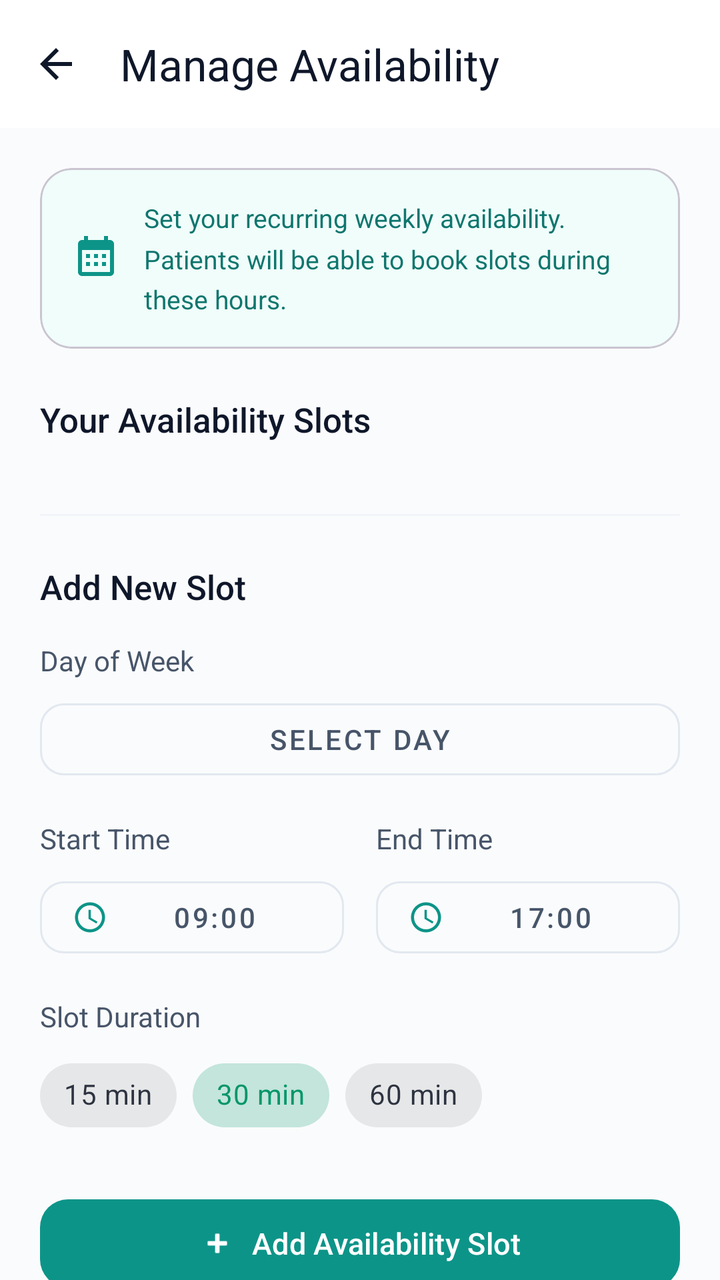
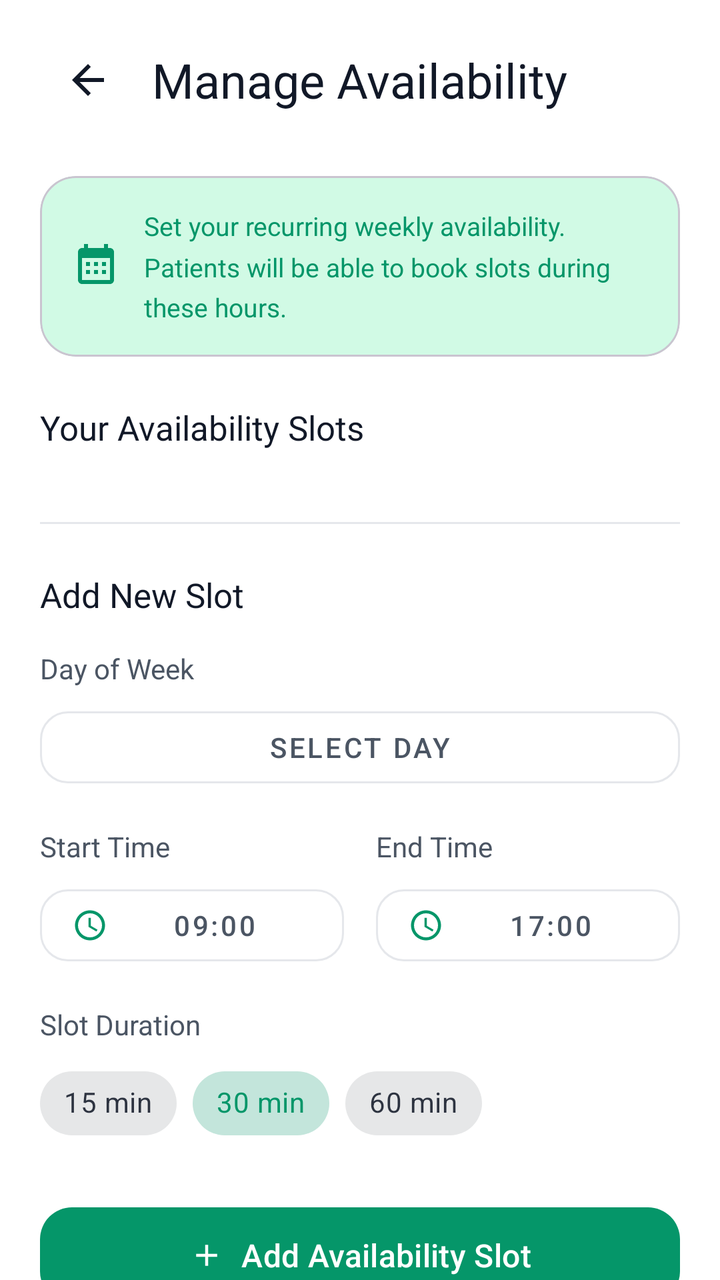

Before-and-after screenshots of an Android layout around one commit, followed by the original layout XML and the change that was made.
<!-- AndroidManifest.xml: application theme Theme.MediTrack -->
<!-- res/layout/activity_doctor_availability.xml -->
<?xml version="1.0" encoding="utf-8"?>
<LinearLayout xmlns:android="http://schemas.android.com/apk/res/android"
    xmlns:app="http://schemas.android.com/apk/res-auto"
    xmlns:tools="http://schemas.android.com/tools"
    android:layout_width="match_parent"
    android:layout_height="match_parent"
    android:background="@color/premium_background"
    android:orientation="vertical"
    android:fitsSystemWindows="true">

    <com.google.android.material.appbar.MaterialToolbar
        android:id="@+id/toolbar"
        android:layout_width="match_parent"
        android:layout_height="?attr/actionBarSize"
        android:background="@color/premium_surface"
        app:title="Manage Availability"
        app:titleTextColor="@color/premium_text_primary"
        app:navigationIcon="@drawable/ic_back"
        app:navigationIconTint="@color/premium_text_primary"
        app:elevation="1dp" />

    <FrameLayout
        android:layout_width="match_parent"
        android:layout_height="0dp"
        android:layout_weight="1">

        <androidx.core.widget.NestedScrollView
            android:layout_width="match_parent"
            android:layout_height="match_parent"
            android:fillViewport="true"
            android:overScrollMode="never">

            <LinearLayout
                android:layout_width="match_parent"
                android:layout_height="wrap_content"
                android:orientation="vertical"
                android:padding="20dp">

                
                <com.google.android.material.card.MaterialCardView
                    android:layout_width="match_parent"
                    android:layout_height="wrap_content"
                    app:cardCornerRadius="16dp"
                    app:cardElevation="0dp"
                    app:cardBackgroundColor="@color/premium_primary_surface">

                    <LinearLayout
                        android:layout_width="match_parent"
                        android:layout_height="wrap_content"
                        android:gravity="center_vertical"
                        android:orientation="horizontal"
                        android:padding="16dp">

                        <ImageView
                            android:layout_width="24dp"
                            android:layout_height="24dp"
                            android:src="@drawable/ic_calendar"
                            app:tint="@color/premium_primary"
                            android:contentDescription="Info" />

                        <TextView
                            android:layout_width="0dp"
                            android:layout_height="wrap_content"
                            android:layout_weight="1"
                            android:layout_marginStart="12dp"
                            android:text="Set your recurring weekly availability. Patients will be able to book slots during these hours."
                            android:textColor="@color/premium_primary_dark"
                            android:textSize="13sp"
                            android:lineSpacingMultiplier="1.3" />

                    </LinearLayout>

                </com.google.android.material.card.MaterialCardView>

                
                <TextView
                    android:layout_width="wrap_content"
                    android:layout_height="wrap_content"
                    android:layout_marginTop="24dp"
                    android:fontFamily="sans-serif-medium"
                    android:text="Your Availability Slots"
                    android:textColor="@color/premium_text_primary"
                    android:textSize="17sp" />

                <androidx.recyclerview.widget.RecyclerView
                    android:id="@+id/availabilityRecyclerView"
                    android:layout_width="match_parent"
                    android:layout_height="wrap_content"
                    android:layout_marginTop="12dp"
                    android:nestedScrollingEnabled="false"
                    android:overScrollMode="never" />

                <LinearLayout
                    android:id="@+id/emptyStateContainer"
                    android:layout_width="match_parent"
                    android:layout_height="wrap_content"
                    android:gravity="center"
                    android:orientation="vertical"
                    android:padding="32dp"
                    android:visibility="gone">

                    <TextView
                        android:layout_width="wrap_content"
                        android:layout_height="wrap_content"
                        android:text="No availability set"
                        android:textColor="@color/premium_text_tertiary"
                        android:textSize="14sp" />

                    <TextView
                        android:layout_width="wrap_content"
                        android:layout_height="wrap_content"
                        android:layout_marginTop="4dp"
                        android:text="Tap + to add your first slot"
                        android:textColor="@color/premium_text_tertiary"
                        android:textSize="13sp" />

                </LinearLayout>

                
                <View
                    android:layout_width="match_parent"
                    android:layout_height="1dp"
                    android:layout_marginTop="24dp"
                    android:background="@color/premium_border_light" />

                
                <TextView
                    android:layout_width="wrap_content"
                    android:layout_height="wrap_content"
                    android:layout_marginTop="24dp"
                    android:fontFamily="sans-serif-medium"
                    android:text="Add New Slot"
                    android:textColor="@color/premium_text_primary"
                    android:textSize="17sp" />

                
                <TextView
                    android:layout_width="wrap_content"
                    android:layout_height="wrap_content"
                    android:layout_marginTop="16dp"
                    android:text="Day of Week"
                    android:textColor="@color/premium_text_secondary"
                    android:textSize="14sp" />

                <com.google.android.material.button.MaterialButton
                    android:id="@+id/dayPickerButton"
                    style="@style/Widget.MaterialComponents.Button.OutlinedButton"
                    android:layout_width="match_parent"
                    android:layout_height="48dp"
                    android:layout_marginTop="6dp"
                    android:text="Select day"
                    android:textColor="@color/premium_text_secondary"
                    app:cornerRadius="12dp"
                    app:strokeColor="@color/premium_border" />

                
                <LinearLayout
                    android:layout_width="match_parent"
                    android:layout_height="wrap_content"
                    android:layout_marginTop="16dp"
                    android:orientation="horizontal">

                    <LinearLayout
                        android:layout_width="0dp"
                        android:layout_height="wrap_content"
                        android:layout_weight="1"
                        android:layout_marginEnd="8dp"
                        android:orientation="vertical">

                        <TextView
                            android:layout_width="wrap_content"
                            android:layout_height="wrap_content"
                            android:text="Start Time"
                            android:textColor="@color/premium_text_secondary"
                            android:textSize="14sp" />

                        <com.google.android.material.button.MaterialButton
                            android:id="@+id/startTimeButton"
                            style="@style/Widget.MaterialComponents.Button.OutlinedButton"
                            android:layout_width="match_parent"
                            android:layout_height="48dp"
                            android:layout_marginTop="6dp"
                            android:text="09:00"
                            android:textColor="@color/premium_text_secondary"
                            app:cornerRadius="12dp"
                            app:icon="@drawable/ic_clock"
                            app:iconTint="@color/premium_primary"
                            app:strokeColor="@color/premium_border" />

                    </LinearLayout>

                    <LinearLayout
                        android:layout_width="0dp"
                        android:layout_height="wrap_content"
                        android:layout_weight="1"
                        android:layout_marginStart="8dp"
                        android:orientation="vertical">

                        <TextView
                            android:layout_width="wrap_content"
                            android:layout_height="wrap_content"
                            android:text="End Time"
                            android:textColor="@color/premium_text_secondary"
                            android:textSize="14sp" />

                        <com.google.android.material.button.MaterialButton
                            android:id="@+id/endTimeButton"
                            style="@style/Widget.MaterialComponents.Button.OutlinedButton"
                            android:layout_width="match_parent"
                            android:layout_height="48dp"
                            android:layout_marginTop="6dp"
                            android:text="17:00"
                            android:textColor="@color/premium_text_secondary"
                            app:cornerRadius="12dp"
                            app:icon="@drawable/ic_clock"
                            app:iconTint="@color/premium_primary"
                            app:strokeColor="@color/premium_border" />

                    </LinearLayout>

                </LinearLayout>

                
                <TextView
                    android:layout_width="wrap_content"
                    android:layout_height="wrap_content"
                    android:layout_marginTop="16dp"
                    android:text="Slot Duration"
                    android:textColor="@color/premium_text_secondary"
                    android:textSize="14sp" />

                <com.google.android.material.chip.ChipGroup
                    android:id="@+id/durationChipGroup"
                    android:layout_width="match_parent"
                    android:layout_height="wrap_content"
                    android:layout_marginTop="6dp"
                    app:singleSelection="true"
                    app:selectionRequired="true">

                    <com.google.android.material.chip.Chip
                        android:id="@+id/chip15min"
                        style="@style/Widget.MaterialComponents.Chip.Choice"
                        android:layout_width="wrap_content"
                        android:layout_height="wrap_content"
                        android:text="15 min" />

                    <com.google.android.material.chip.Chip
                        android:id="@+id/chip30min"
                        style="@style/Widget.MaterialComponents.Chip.Choice"
                        android:layout_width="wrap_content"
                        android:layout_height="wrap_content"
                        android:text="30 min"
                        android:checked="true" />

                    <com.google.android.material.chip.Chip
                        android:id="@+id/chip60min"
                        style="@style/Widget.MaterialComponents.Chip.Choice"
                        android:layout_width="wrap_content"
                        android:layout_height="wrap_content"
                        android:text="60 min" />

                </com.google.android.material.chip.ChipGroup>

                
                <com.google.android.material.button.MaterialButton
                    android:id="@+id/saveSlotButton"
                    android:layout_width="match_parent"
                    android:layout_height="52dp"
                    android:layout_marginTop="24dp"
                    android:layout_marginBottom="32dp"
                    android:text="Add Availability Slot"
                    android:textSize="15sp"
                    app:backgroundTint="@color/premium_primary"
                    app:cornerRadius="14dp"
                    app:icon="@android:drawable/ic_input_add"
                    app:iconGravity="textStart"
                    app:iconTint="@color/white" />

            </LinearLayout>

        </androidx.core.widget.NestedScrollView>

        
        <ProgressBar
            android:id="@+id/progressBar"
            android:layout_width="48dp"
            android:layout_height="48dp"
            android:layout_gravity="center"
            android:indeterminateTint="@color/premium_primary"
            android:visibility="gone" />

    </FrameLayout>

</LinearLayout>
<!-- resources referenced by this layout -->
<resources>
  <color name="premium_background">#FAFBFC</color>
  <color name="premium_border">#E2E8F0</color>
  <color name="premium_border_light">#F1F5F9</color>
  <color name="premium_primary">#0D9488</color>
  <color name="premium_primary_dark">#0F766E</color>
  <color name="premium_primary_surface">#F0FDFA</color>
  <color name="premium_surface">#FFFFFF</color>
  <color name="premium_text_primary">#0F172A</color>
  <color name="premium_text_secondary">#475569</color>
  <color name="premium_text_tertiary">#94A3B8</color>
  <color name="white">#FFFFFFFF</color>
  <!-- drawable ic_back (drawable) -->
  <vector xmlns:android="http://schemas.android.com/apk/res/android"
      android:width="24dp"
      android:height="24dp"
      android:viewportWidth="24"
      android:viewportHeight="24">
      <path
          android:fillColor="#000000"
          android:pathData="M20,11H7.83l5.59,-5.59L12,4l-8,8l8,8l1.41,-1.41L7.83,13H20V11z"/>
  </vector>
  <!-- drawable ic_calendar (drawable) -->
  <vector xmlns:android="http://schemas.android.com/apk/res/android"
      android:width="24dp"
      android:height="24dp"
      android:viewportWidth="24"
      android:viewportHeight="24">
      <path
          android:fillColor="#000000"
          android:pathData="M19,3h-1V1h-2v2H8V1H6v2H5C3.89,3 3.01,3.9 3.01,5L3,19c0,1.1 0.89,2 2,2h14c1.1,0 2,-0.9 2,-2V5C21,3.9 20.1,3 19,3zM19,19H5V8h14V19zM9,12H7v-2h2V12zM13,12h-2v-2h2V12zM17,12h-2v-2h2V12zM9,16H7v-2h2V16zM13,16h-2v-2h2V16zM17,16h-2v-2h2V16z"/>
  </vector>
  <!-- drawable ic_clock (drawable) -->
  ﻿<?xml version="1.0" encoding="utf-8"?>
  <vector xmlns:android="http://schemas.android.com/apk/res/android"
      android:width="24dp"
      android:height="24dp"
      android:viewportWidth="24"
      android:viewportHeight="24"
      android:tint="?attr/colorControlNormal">
      <path
          android:fillColor="@android:color/white"
          android:pathData="M11.99,2C6.47,2 2,6.48 2,12s4.47,10 9.99,10C17.52,22 22,17.52 22,12S17.52,2 11.99,2zM12,20c-4.42,0 -8,-3.58 -8,-8s3.58,-8 8,-8 8,3.58 8,8 -3.58,8 -8,8zM12.5,7H11v6l5.25,3.15 0.75,-1.23 -4.5,-2.67z"/>
  </vector>
  <color name="primary">#059669</color>
  <color name="primary_dark">#047857</color>
  <color name="primary_container">#D1FAE5</color>
  <color name="text_on_primary">#FFFFFF</color>
  <color name="on_primary_container">#064E3B</color>
  <color name="secondary">#0891B2</color>
  <color name="secondary_container">#CFFAFE</color>
  <color name="on_secondary_container">#164E63</color>
  <color name="tertiary">#7C3AED</color>
  <color name="tertiary_container">#EDE9FE</color>
  <color name="on_tertiary_container">#4C1D95</color>
  <color name="background">#FFFFFF</color>
  <color name="surface">#FFFFFF</color>
  <color name="surface_variant">#F3F4F6</color>
  <color name="text_primary">#111827</color>
  <color name="text_secondary">#4B5563</color>
  <color name="error">#DC2626</color>
  <color name="error_container">#FEF2F2</color>
  <color name="outline">#D1D5DB</color>
  <style name="ShapeAppearance.MediTrack.SmallComponent" parent="ShapeAppearance.Material3.SmallComponent">
          <item name="cornerFamily">rounded</item>
          <item name="cornerSize">8dp</item>
      </style>
  <style name="ShapeAppearance.MediTrack.MediumComponent" parent="ShapeAppearance.Material3.MediumComponent">
          <item name="cornerFamily">rounded</item>
          <item name="cornerSize">12dp</item>
      </style>
  <style name="ShapeAppearance.MediTrack.LargeComponent" parent="ShapeAppearance.Material3.LargeComponent">
          <item name="cornerFamily">rounded</item>
          <item name="cornerSize">16dp</item>
      </style>
  <!-- unchanged entries left out for length: 1 -->
</resources>

<!-- the commit's change to res/layout/activity_doctor_availability.xml (unified diff, before → after) -->
@@ -4,20 +4,47 @@
     xmlns:tools="http://schemas.android.com/tools"
     android:layout_width="match_parent"
     android:layout_height="match_parent"
-    android:background="@color/premium_background"
+    android:background="@color/background"
     android:orientation="vertical"
     android:fitsSystemWindows="true">
 
+    
+    <LinearLayout
+        android:layout_width="match_parent"
+        android:layout_height="wrap_content"
+        android:gravity="center_vertical"
+        android:orientation="horizontal"
+        android:paddingHorizontal="24dp"
+        android:paddingTop="20dp"
+        android:paddingBottom="8dp">
+
+        <ImageButton
+            android:id="@+id/backBtn"
+            android:layout_width="40dp"
+            android:layout_height="40dp"
+            android:background="?attr/selectableItemBackgroundBorderless"
+            android:contentDescription="@string/back"
+            android:src="@drawable/ic_back"
+            app:tint="@color/text_primary" />
+
+        <TextView
+            android:layout_width="0dp"
+            android:layout_height="wrap_content"
+            android:layout_marginStart="12dp"
+            android:layout_weight="1"
+            android:text="Manage Availability"
+            android:textColor="@color/text_primary"
+            android:textSize="24sp"
+            android:fontFamily="sans-serif-bold" />
+
+    </LinearLayout>
+
+    
     <com.google.android.material.appbar.MaterialToolbar
         android:id="@+id/toolbar"
-        android:layout_width="match_parent"
-        android:layout_height="?attr/actionBarSize"
-        android:background="@color/premium_surface"
-        app:title="Manage Availability"
-        app:titleTextColor="@color/premium_text_primary"
-        app:navigationIcon="@drawable/ic_back"
-        app:navigationIconTint="@color/premium_text_primary"
-        app:elevation="1dp" />
+        android:layout_width="0dp"
+        android:layout_height="0dp"
+        android:visibility="gone" />
 
     <FrameLayout
         android:layout_width="match_parent"
@@ -40,9 +67,9 @@
                 <com.google.android.material.card.MaterialCardView
                     android:layout_width="match_parent"
                     android:layout_height="wrap_content"
-                    app:cardCornerRadius="16dp"
+                    app:cardCornerRadius="18dp"
                     app:cardElevation="0dp"
-                    app:cardBackgroundColor="@color/premium_primary_surface">
+                    app:cardBackgroundColor="@color/primary_container">
 
                     <LinearLayout
                         android:layout_width="match_parent"
@@ -55,8 +82,8 @@
                             android:layout_width="24dp"
                             android:layout_height="24dp"
                             android:src="@drawable/ic_calendar"
-                            app:tint="@color/premium_primary"
-                            android:contentDescription="Info" />
+                            app:tint="@color/primary"
+                            android:contentDescription="@null" />
 
                         <TextView
                             android:layout_width="0dp"
@@ -64,7 +91,7 @@
                             android:layout_weight="1"
                             android:layout_marginStart="12dp"
                             android:text="Set your recurring weekly availability. Patients will be able to book slots during these hours."
-                            android:textColor="@color/premium_primary_dark"
+                            android:textColor="@color/primary"
                             android:textSize="13sp"
                             android:lineSpacingMultiplier="1.3" />
 
@@ -77,9 +104,9 @@
                     android:layout_width="wrap_content"
                     android:layout_height="wrap_content"
                     android:layout_marginTop="24dp"
-                    android:fontFamily="sans-serif-medium"
+                    android:fontFamily="sans-serif-bold"
                     android:text="Your Availability Slots"
-                    android:textColor="@color/premium_text_primary"
+                    android:textColor="@color/text_primary"
                     android:textSize="17sp" />
 
                 <androidx.recyclerview.widget.RecyclerView
@@ -103,7 +130,7 @@
                         android:layout_width="wrap_content"
                         android:layout_height="wrap_content"
                         android:text="No availability set"
-                        android:textColor="@color/premium_text_tertiary"
+                        android:textColor="@color/text_tertiary"
                         android:textSize="14sp" />
 
                     <TextView
@@ -111,7 +138,7 @@
                         android:layout_height="wrap_content"
                         android:layout_marginTop="4dp"
                         android:text="Tap + to add your first slot"
-                        android:textColor="@color/premium_text_tertiary"
+                        android:textColor="@color/text_tertiary"
                         android:textSize="13sp" />
 
                 </LinearLayout>
@@ -121,16 +148,16 @@
                     android:layout_width="match_parent"
                     android:layout_height="1dp"
                     android:layout_marginTop="24dp"
-                    android:background="@color/premium_border_light" />
+                    android:background="@color/outline_light" />
 
                 
                 <TextView
                     android:layout_width="wrap_content"
                     android:layout_height="wrap_content"
                     android:layout_marginTop="24dp"
-                    android:fontFamily="sans-serif-medium"
+                    android:fontFamily="sans-serif-bold"
                     android:text="Add New Slot"
-                    android:textColor="@color/premium_text_primary"
+                    android:textColor="@color/text_primary"
                     android:textSize="17sp" />
 
                 
@@ -139,7 +166,7 @@
                     android:layout_height="wrap_content"
                     android:layout_marginTop="16dp"
                     android:text="Day of Week"
-                    android:textColor="@color/premium_text_secondary"
+                    android:textColor="@color/text_secondary"
                     android:textSize="14sp" />
 
                 <com.google.android.material.button.MaterialButton
@@ -149,9 +176,9 @@
                     android:layout_height="48dp"
                     android:layout_marginTop="6dp"
                     android:text="Select day"
-                    android:textColor="@color/premium_text_secondary"
-                    app:cornerRadius="12dp"
-                    app:strokeColor="@color/premium_border" />
+                    android:textColor="@color/text_secondary"
+                    app:cornerRadius="14dp"
+                    app:strokeColor="@color/outline_light" />
 
                 
                 <LinearLayout
@@ -171,7 +198,7 @@
                             android:layout_width="wrap_content"
                             android:layout_height="wrap_content"
                             android:text="Start Time"
-                            android:textColor="@color/premium_text_secondary"
+                            android:textColor="@color/text_secondary"
                             android:textSize="14sp" />
 
                         <com.google.android.material.button.MaterialButton
@@ -181,11 +208,11 @@
                             android:layout_height="48dp"
                             android:layout_marginTop="6dp"
                             android:text="09:00"
-                            android:textColor="@color/premium_text_secondary"
-                            app:cornerRadius="12dp"
+                            android:textColor="@color/text_secondary"
+                            app:cornerRadius="14dp"
                             app:icon="@drawable/ic_clock"
-                            app:iconTint="@color/premium_primary"
-                            app:strokeColor="@color/premium_border" />
+                            app:iconTint="@color/primary"
+                            app:strokeColor="@color/outline_light" />
 
                     </LinearLayout>
 
@@ -200,7 +227,7 @@
                             android:layout_width="wrap_content"
                             android:layout_height="wrap_content"
                             android:text="End Time"
-                            android:textColor="@color/premium_text_secondary"
+                            android:textColor="@color/text_secondary"
                             android:textSize="14sp" />
 
                         <com.google.android.material.button.MaterialButton
@@ -210,11 +237,11 @@
                             android:layout_height="48dp"
                             android:layout_marginTop="6dp"
                             android:text="17:00"
-                            android:textColor="@color/premium_text_secondary"
-                            app:cornerRadius="12dp"
+                            android:textColor="@color/text_secondary"
+                            app:cornerRadius="14dp"
                             app:icon="@drawable/ic_clock"
-                            app:iconTint="@color/premium_primary"
-                            app:strokeColor="@color/premium_border" />
+                            app:iconTint="@color/primary"
+                            app:strokeColor="@color/outline_light" />
 
                     </LinearLayout>
 
@@ -226,7 +253,7 @@
                     android:layout_height="wrap_content"
                     android:layout_marginTop="16dp"
                     android:text="Slot Duration"
-                    android:textColor="@color/premium_text_secondary"
+                    android:textColor="@color/text_secondary"
                     android:textSize="14sp" />
 
                 <com.google.android.material.chip.ChipGroup
@@ -265,14 +292,16 @@
                 <com.google.android.material.button.MaterialButton
                     android:id="@+id/saveSlotButton"
                     android:layout_width="match_parent"
-                    android:layout_height="52dp"
+                    android:layout_height="56dp"
                     android:layout_marginTop="24dp"
                     android:layout_marginBottom="32dp"
                     android:text="Add Availability Slot"
-                    android:textSize="15sp"
-                    app:backgroundTint="@color/premium_primary"
-                    app:cornerRadius="14dp"
-                    app:icon="@android:drawable/ic_input_add"
+                    android:textSize="16sp"
+                    android:textAllCaps="false"
+                    android:fontFamily="sans-serif-medium"
+                    app:backgroundTint="@color/primary"
+                    app:cornerRadius="16dp"
+                    app:icon="@drawable/ic_add"
                     app:iconGravity="textStart"
                     app:iconTint="@color/white" />
 
@@ -286,7 +315,7 @@
             android:layout_width="48dp"
             android:layout_height="48dp"
             android:layout_gravity="center"
-            android:indeterminateTint="@color/premium_primary"
+            android:indeterminateTint="@color/primary"
             android:visibility="gone" />
 
     </FrameLayout>
<!-- resource entries referenced after the edit -->
@@ -1,16 +1,18 @@
 <!-- resources referenced by this layout -->
 <resources>
-  <color name="premium_background">#FAFBFC</color>
-  <color name="premium_border">#E2E8F0</color>
-  <color name="premium_border_light">#F1F5F9</color>
-  <color name="premium_primary">#0D9488</color>
-  <color name="premium_primary_dark">#0F766E</color>
-  <color name="premium_primary_surface">#F0FDFA</color>
-  <color name="premium_surface">#FFFFFF</color>
-  <color name="premium_text_primary">#0F172A</color>
-  <color name="premium_text_secondary">#475569</color>
-  <color name="premium_text_tertiary">#94A3B8</color>
   <color name="white">#FFFFFFFF</color>
+  <!-- drawable ic_add (drawable) -->
+  ﻿<?xml version="1.0" encoding="utf-8"?>
+  <vector xmlns:android="http://schemas.android.com/apk/res/android"
+      android:width="24dp"
+      android:height="24dp"
+      android:viewportWidth="24"
+      android:viewportHeight="24"
+      android:tint="?attr/colorControlNormal">
+      <path
+          android:fillColor="@android:color/white"
+          android:pathData="M19,13h-6v6h-2v-6H5v-2h6V5h2v6h6v2z"/>
+  </vector>
   <!-- drawable ic_back (drawable) -->
   <vector xmlns:android="http://schemas.android.com/apk/res/android"
       android:width="24dp"
@@ -43,6 +45,7 @@
           android:fillColor="@android:color/white"
           android:pathData="M11.99,2C6.47,2 2,6.48 2,12s4.47,10 9.99,10C17.52,22 22,17.52 22,12S17.52,2 11.99,2zM12,20c-4.42,0 -8,-3.58 -8,-8s3.58,-8 8,-8 8,3.58 8,8 -3.58,8 -8,8zM12.5,7H11v6l5.25,3.15 0.75,-1.23 -4.5,-2.67z"/>
   </vector>
+  <string name="back">Back</string>
   <color name="primary">#059669</color>
   <color name="primary_dark">#047857</color>
   <color name="primary_container">#D1FAE5</color>
@@ -55,10 +58,12 @@
   <color name="tertiary_container">#EDE9FE</color>
   <color name="on_tertiary_container">#4C1D95</color>
   <color name="background">#FFFFFF</color>
+  <color name="outline_light">#E5E7EB</color>
   <color name="surface">#FFFFFF</color>
   <color name="surface_variant">#F3F4F6</color>
   <color name="text_primary">#111827</color>
   <color name="text_secondary">#4B5563</color>
+  <color name="text_tertiary">#9CA3AF</color>
   <color name="error">#DC2626</color>
   <color name="error_container">#FEF2F2</color>
   <color name="outline">#D1D5DB</color>
